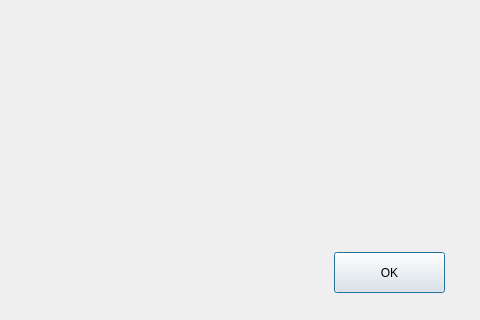
First picture: the form in addaim.ui, repository EgorovaAnna/gpbla, before the edit; both pictures show x 356 to 836 and y 268 to 588 of the 836 by 588 pixel window.
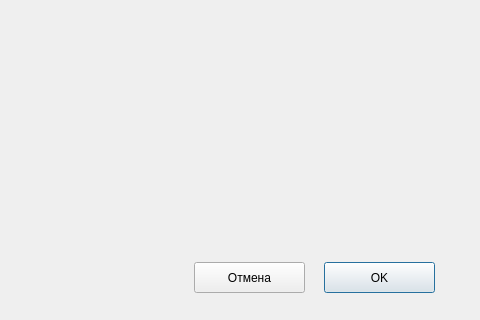
Second picture: the form after the edit.

```diff
--- a/addaim.ui
+++ b/addaim.ui
@@ -13,19 +13,6 @@
   <property name="windowTitle">
    <string>Dialog</string>
   </property>
-  <widget class="QPushButton" name="pushButton">
-   <property name="geometry">
-    <rect>
-     <x>690</x>
-     <y>520</y>
-     <width>111</width>
-     <height>41</height>
-    </rect>
-   </property>
-   <property name="text">
-    <string>OK</string>
-   </property>
-  </widget>
   <widget class="QTextBrowser" name="textBrowser">
    <property name="geometry">
     <rect>
@@ -164,6 +151,32 @@
 &lt;p style=&quot; margin-top:0px; margin-bottom:0px; margin-left:0px; margin-right:0px; -qt-block-indent:0; text-indent:0px;&quot;&gt;Высота&lt;/p&gt;&lt;/body&gt;&lt;/html&gt;</string>
    </property>
   </widget>
+  <widget class="QPushButton" name="pushButton">
+   <property name="geometry">
+    <rect>
+     <x>680</x>
+     <y>530</y>
+     <width>111</width>
+     <height>31</height>
+    </rect>
+   </property>
+   <property name="text">
+    <string>OK</string>
+   </property>
+  </widget>
+  <widget class="QPushButton" name="pushButton_2">
+   <property name="geometry">
+    <rect>
+     <x>550</x>
+     <y>530</y>
+     <width>111</width>
+     <height>31</height>
+    </rect>
+   </property>
+   <property name="text">
+    <string>Отмена</string>
+   </property>
+  </widget>
  </widget>
  <resources/>
  <connections/>
```
